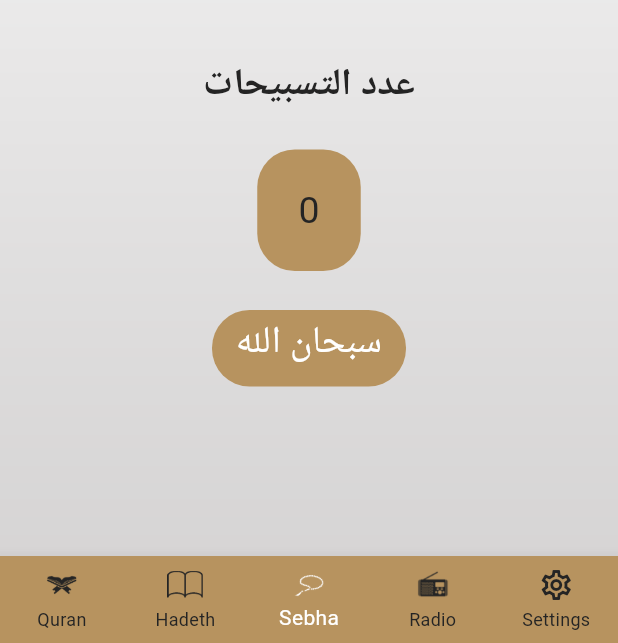
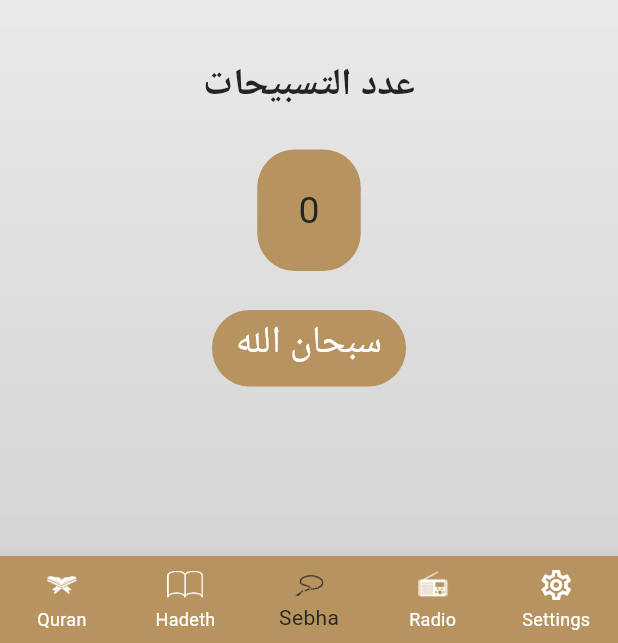
Before and after one commit to mahmoud-gabr/Islamic_App, a Flutter app: the screen it shows after launch, item 3 of the bottom bar chosen, on a phone screen of 412 x 824 dp, the part 593-1236 px from its top. Run offline on Flutter 3.47's test engine with Material 3 defaults, Android fonts, the phone set to English and light mode, and no system bars.

Commit message:
implement settings provider & make dark mode them

```diff
--- a/lib/app_theme.dart
+++ b/lib/app_theme.dart
@@ -6,6 +6,8 @@
   static const Color white = Color(0xFFFFFFFF);
   static const Color black = Color(0xFF242424);
   static const Color gold = Color(0xFFFACC1D);
+
+  static const Color navyBlue = Color(0xFF141A2E);
 
   static ThemeData lightTheme = ThemeData(
     primaryColor: lightPrimary,
@@ -26,8 +28,8 @@
     bottomNavigationBarTheme: const BottomNavigationBarThemeData(
       type: BottomNavigationBarType.fixed,
       backgroundColor: lightPrimary,
-      selectedItemColor: white,
-      unselectedItemColor: black,
+      selectedItemColor: black,
+      unselectedItemColor: white,
     ),
     textTheme: const TextTheme(
       headlineSmall: TextStyle(
@@ -42,5 +44,39 @@
       ),
     ),
   );
-  static ThemeData darkTheme = ThemeData();
+  static ThemeData darkTheme = ThemeData(
+    primaryColor: darkPrimary,
+    appBarTheme: const AppBarTheme(
+      backgroundColor: Colors.transparent,
+      centerTitle: true,
+      elevation: 0,
+      titleTextStyle: TextStyle(
+        fontSize: 30,
+        fontWeight: FontWeight.bold,
+        color: white,
+      ),
+      iconTheme: IconThemeData(
+        color: white,
+      ),
+    ),
+    scaffoldBackgroundColor: Colors.transparent,
+    bottomNavigationBarTheme: const BottomNavigationBarThemeData(
+      type: BottomNavigationBarType.fixed,
+      backgroundColor: darkPrimary,
+      selectedItemColor: gold,
+      unselectedItemColor: white,
+    ),
+    textTheme: const TextTheme(
+      headlineSmall: TextStyle(
+        fontSize: 25,
+        fontWeight: FontWeight.w400,
+        color: white,
+      ),
+      titleLarge: TextStyle(
+        fontSize: 20,
+        fontWeight: FontWeight.w400,
+        color: gold,
+      ),
+    ),
+  );
 }
--- a/lib/home_screen.dart
+++ b/lib/home_screen.dart
@@ -3,7 +3,9 @@
 import 'package:islami_app/tabs/quran/quran_tab.dart';
 import 'package:islami_app/tabs/radio/radio_tab.dart';
 import 'package:islami_app/tabs/sebha/sebha_tab.dart';
+import 'package:islami_app/tabs/settings/settings_provider.dart';
 import 'package:islami_app/tabs/settings/settings_tab.dart';
+import 'package:provider/provider.dart';
 
 class HomeScreen extends StatefulWidget {
   static const routeName = '/';
@@ -26,9 +28,11 @@
   Widget build(BuildContext context) {
     return SafeArea(
       child: Container(
-        decoration: const BoxDecoration(
+        decoration: BoxDecoration(
           image: DecorationImage(
-            image: AssetImage('assets/images/bg.png'),
+            image: AssetImage(
+              Provider.of<SettingsProvider>(context).backgroundImagePath,
+            ),
             fit: BoxFit.cover,
           ),
         ),
--- a/lib/main.dart
+++ b/lib/main.dart
@@ -3,9 +3,12 @@
 import 'package:islami_app/home_screen.dart';
 import 'package:islami_app/tabs/hadeth/hadeth_deatails_screen.dart';
 import 'package:islami_app/tabs/quran/sura_details_screen.dart';
+import 'package:islami_app/tabs/settings/settings_provider.dart';
+import 'package:provider/provider.dart';
 
 void main() {
-  runApp(const MyApp());
+  runApp(ChangeNotifierProvider(
+      create: (_) => SettingsProvider(), child: const MyApp()));
 }
 
 class MyApp extends StatelessWidget {
@@ -14,15 +17,16 @@
   // This widget is the root of your application.
   @override
   Widget build(BuildContext context) {
+    SettingsProvider settingsProvider = Provider.of<SettingsProvider>(context);
     return MaterialApp(
       routes: {
         HomeScreen.routeName: (_) => const HomeScreen(),
         SuraDetailsScreen.routeName: (_) => const SuraDetailsScreen(),
-        HadethDetailsScreen.routeName:(_) => const HadethDetailsScreen(),
+        HadethDetailsScreen.routeName: (_) => const HadethDetailsScreen(),
       },
       theme: AppTheme.lightTheme,
       darkTheme: AppTheme.darkTheme,
-      themeMode: ThemeMode.light,
+      themeMode: settingsProvider.themeMode,
     );
   }
 }
--- a/lib/tabs/sebha/sebha_tab.dart
+++ b/lib/tabs/sebha/sebha_tab.dart
@@ -1,5 +1,7 @@
 import 'package:flutter/material.dart';
 import 'package:islami_app/app_theme.dart';
+import 'package:islami_app/tabs/settings/settings_provider.dart';
+import 'package:provider/provider.dart';
 
 class SebhaTab extends StatefulWidget {
   const SebhaTab({super.key});
@@ -22,12 +24,16 @@
       width: double.infinity,
       child: Column(
         children: [
-          Image.asset('assets/images/head_sebha_logo.png'),
+          Image.asset(
+            Provider.of<SettingsProvider>(context).sebhaImages[0],
+          ),
           GestureDetector(
             onTap: onTab,
             child: Transform.rotate(
               angle: angle * 3.141592653589793 / 180,
-              child: Image.asset('assets/images/body_sebha_logo.png'),
+              child: Image.asset(
+                Provider.of<SettingsProvider>(context).sebhaImages[1],
+              ),
             ),
           ),
           const SizedBox(
@@ -46,7 +52,9 @@
             height: 81,
             width: 69,
             decoration: BoxDecoration(
-              color: const Color(0xFFB7935F),
+              color: Provider.of<SettingsProvider>(context).isDark
+                  ? AppTheme.navyBlue
+                  : AppTheme.lightPrimary,
               borderRadius: BorderRadius.circular(25),
             ),
             child: Center(
@@ -66,7 +74,9 @@
             ),
             height: 51,
             decoration: BoxDecoration(
-              color: Theme.of(context).primaryColor,
+              color: Provider.of<SettingsProvider>(context).isDark
+                  ? AppTheme.gold
+                  : AppTheme.lightPrimary,
               borderRadius: BorderRadius.circular(25),
             ),
             child: tasbehPrint(),
@@ -88,7 +98,9 @@
       return Text(
         tasbeh[0],
         style: Theme.of(context).textTheme.headlineSmall!.copyWith(
-              color: AppTheme.white,
+              color: Provider.of<SettingsProvider>(context).isDark
+                  ? AppTheme.black
+                  : AppTheme.white,
             ),
       );
     } else if (counter <= 66) {
@@ -96,7 +108,9 @@
       return Text(
         tasbeh[1],
         style: Theme.of(context).textTheme.headlineSmall!.copyWith(
-              color: AppTheme.white,
+              color: Provider.of<SettingsProvider>(context).isDark
+                  ? AppTheme.black
+                  : AppTheme.white,
             ),
       );
     } else if (counter < 99) {
@@ -104,7 +118,9 @@
       return Text(
         tasbeh[2],
         style: Theme.of(context).textTheme.headlineSmall!.copyWith(
-              color: AppTheme.white,
+              color: Provider.of<SettingsProvider>(context).isDark
+                  ? AppTheme.black
+                  : AppTheme.white,
             ),
       );
     } else if (counter == 99) {
@@ -112,7 +128,9 @@
       return Text(
         tasbeh[2],
         style: Theme.of(context).textTheme.headlineSmall!.copyWith(
-              color: AppTheme.white,
+              color: Provider.of<SettingsProvider>(context).isDark
+                  ? AppTheme.black
+                  : AppTheme.white,
             ),
       );
     } else {
@@ -121,7 +139,9 @@
       return Text(
         tasbeh[0],
         style: Theme.of(context).textTheme.headlineSmall!.copyWith(
-              color: AppTheme.white,
+              color: Provider.of<SettingsProvider>(context).isDark
+                  ? AppTheme.black
+                  : AppTheme.white,
             ),
       );
     }
--- /dev/null
+++ b/lib/tabs/settings/settings_provider.dart
@@ -0,0 +1,22 @@
+import 'package:flutter/material.dart';
+
+class SettingsProvider with ChangeNotifier {
+  ThemeMode themeMode = ThemeMode.light;
+  bool get isDark => themeMode == ThemeMode.dark;
+  String get backgroundImagePath =>
+      isDark ? 'assets/images/dark_bg.png' : 'assets/images/bg.png';
+  List<String> get sebhaImages => isDark
+      ? [
+          'assets/images/head_sebha_dark.png',
+          'assets/images/body_sebha_dark.png'
+        ]
+      : [
+          'assets/images/head_sebha_logo.png',
+          'assets/images/body_sebha_logo.png',
+        ];
+
+  void changeTheme(ThemeMode selectedTheme) {
+    themeMode = selectedTheme;
+    notifyListeners();
+  }
+}
--- a/pubspec.yaml
+++ b/pubspec.yaml
@@ -35,6 +35,7 @@
   # The following adds the Cupertino Icons font to your application.
   # Use with the CupertinoIcons class for iOS style icons.
   cupertino_icons: ^1.0.2
+  provider: ^6.1.2
 
 dev_dependencies:
   flutter_test:
```
Also changed, not shown: lib/tabs/hadeth/hadeth_deatails_screen.dart (+10 -4 lines), lib/tabs/quran/sura_details_screen.dart (+7 -3 lines), lib/tabs/radio/radio_tab.dart (+15 -3 lines), lib/tabs/settings/settings_tab.dart (+31 -2 lines), assets/images/2.0x/body_sebha_dark@2x.png (added), assets/images/2.0x/dark_bg@2x.png (added), assets/images/2.0x/head_sebha_dark@2x.png (added), assets/images/3.0x/body_sebha_dark@3x.png (added), assets/images/3.0x/dark_bg@3x.png (added), assets/images/3.0x/head_sebha_dark@3x.png (added), assets/images/body_sebha_dark.png (added), assets/images/dark_bg.png (added), assets/images/head_sebha_dark.png (added), pubspec.lock.
